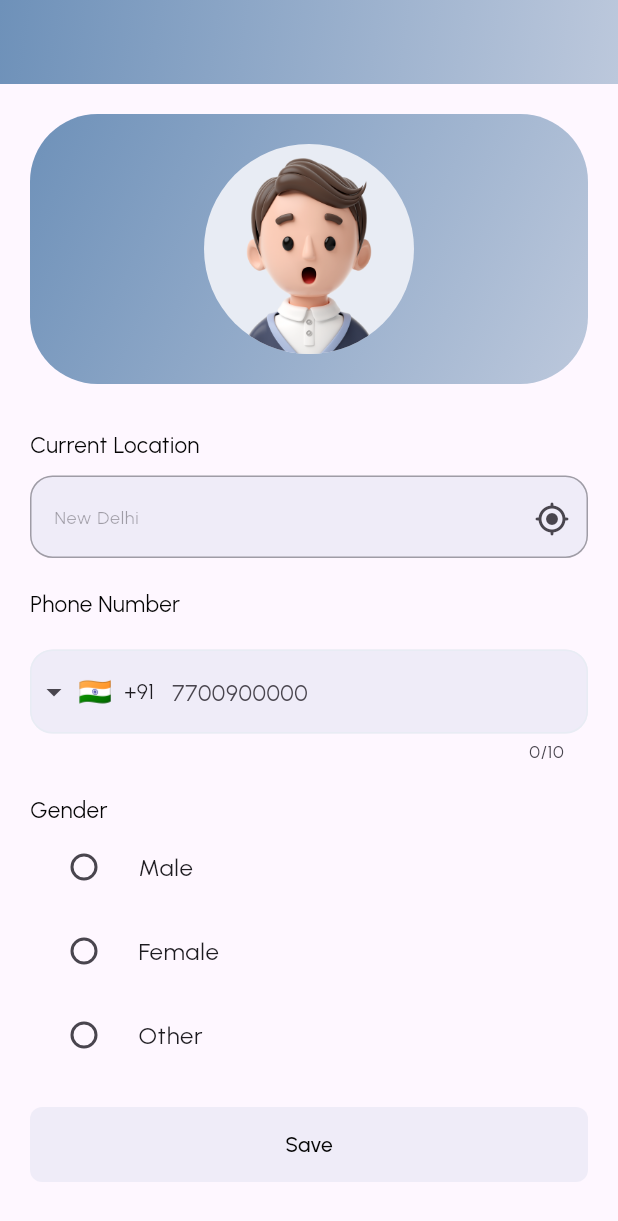
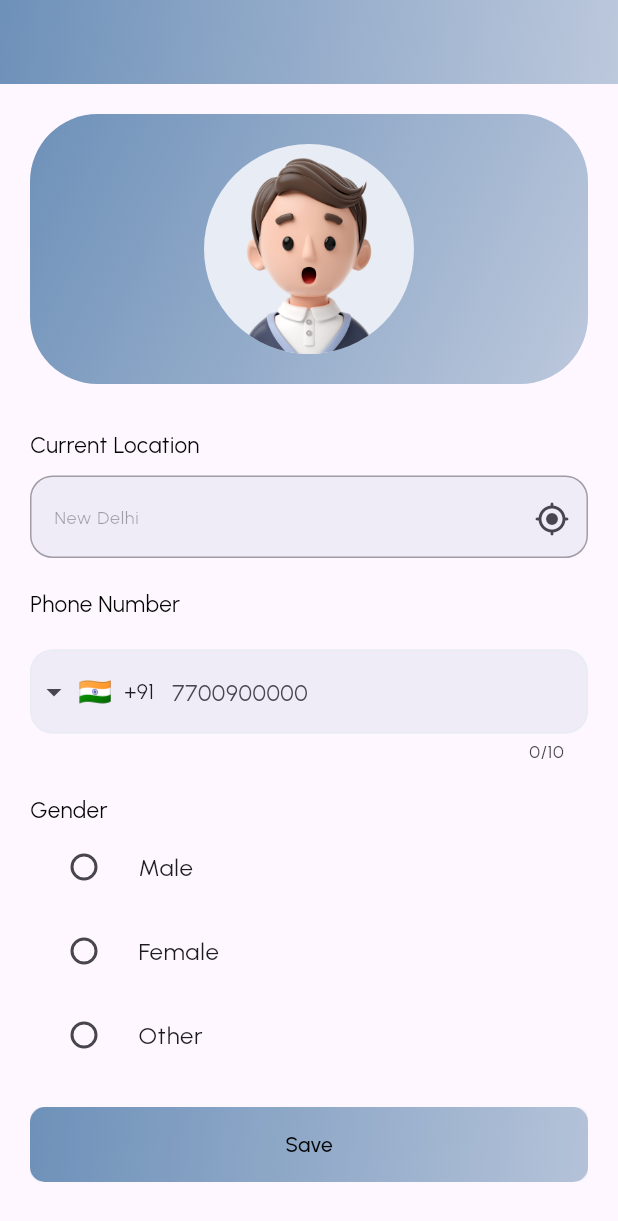
Before and after one commit to Assbomber/nextdoor_front, a Flutter app: the screen it shows after launch, on a phone screen of 412 x 824 dp. Shown: the top 1221 px of the screen. Run offline on Flutter 3.47's test engine with Material 2 defaults, Android fonts, the light colour scheme and no system bars; drawn by our look-alikes of intl_phone_field; our stand-ins replace flutter_secure_storage, geocoding, geolocator, google_fonts, image_picker; project files that could hold a hidden picture were left out.

Commit message:
fix:changed button color

```diff
--- a/lib/features/user/screens/user_first_time_detail.dart
+++ b/lib/features/user/screens/user_first_time_detail.dart
@@ -259,6 +259,17 @@ class _UserFirstimeDetailState extends State<UserFirstimeDetail> {
                 ),
               ),
               Container(
+                decoration: BoxDecoration(
+                  borderRadius: BorderRadius.circular(10),
+                  gradient: LinearGradient(
+                    begin: Alignment.topLeft,
+                    end: Alignment.bottomRight,
+                    colors: [
+                      const HSLColor.fromAHSL(1, 212, 0.35, 0.58).toColor(),
+                      const HSLColor.fromAHSL(1, 218, 0.32, 0.80).toColor(),
+                    ],
+                  ),
+                ),
                 margin: const EdgeInsets.only(top: 20),
                 child: CustomElevatedButton(
                     title: 'Save',
```
